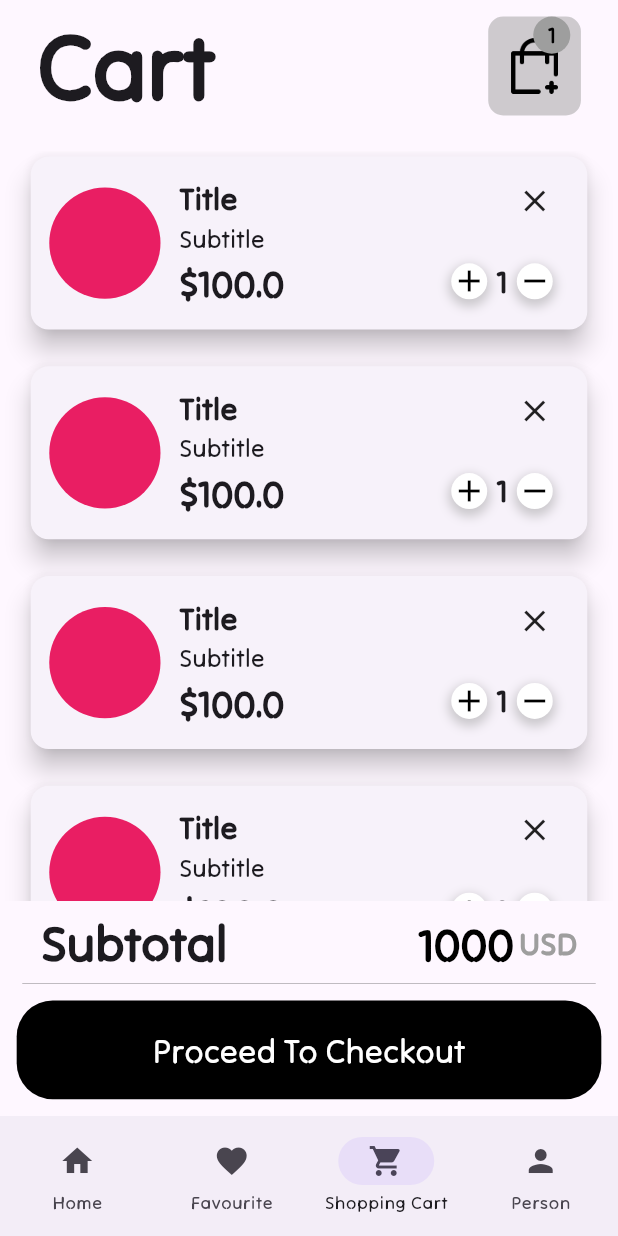
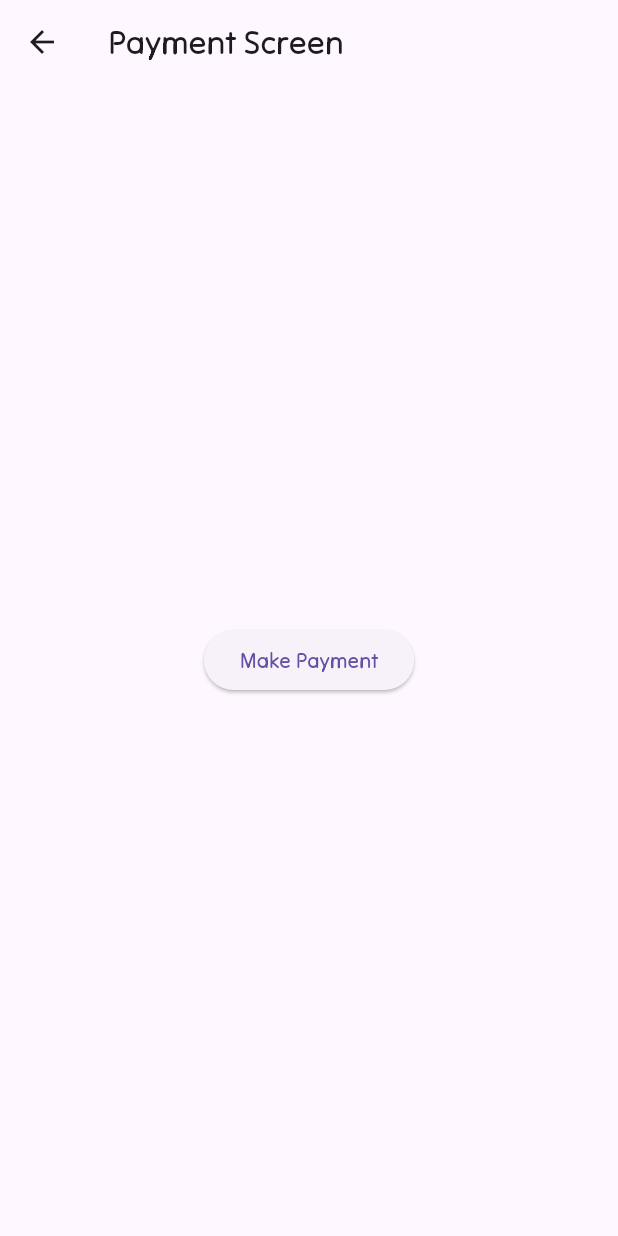
Before and after one commit to MuhammadAhmad338/store, a Flutter app: the screen it shows after launch, item 3 of the bottom bar chosen, after a tap on "Proceed To Checkout", on a phone screen of 412 x 824 dp. Run offline on Flutter 3.47's test engine with Material 2 defaults, Android fonts, the phone set to English and light mode, and no system bars; our stand-ins replace go_router, image_picker, sizer; missing offline and left inert: flutter_stripe.

Commit message:
latest commit

```diff
--- a/lib/main.dart
+++ b/lib/main.dart
@@ -1,4 +1,5 @@
 import 'package:flutter/material.dart';
+import 'package:flutter_stripe/flutter_stripe.dart';
 import 'package:mystore/routes.dart';
 import 'package:mystore/services/cartServices.dart';
 import 'package:mystore/services/favouriteServices.dart';
@@ -11,6 +12,8 @@ import 'package:provider/provider.dart';
 import 'package:sizer/sizer.dart';
 
 void main() {
+  WidgetsFlutterBinding.ensureInitialized();
+  Stripe.publishableKey = "pk_test_51MOnBRDEleESqPoxx9qvKQ2TCHuYB5mUJgnqvvMT10PUqfEfAIsFSeXOQeYl6Be4Xt6m7lJ0VsnuI9H2XVZHRFlI008f4uPYJh";
   runApp(MultiProvider(providers: [
     ChangeNotifierProvider(create: (_) => ThemeService()),
     ChangeNotifierProvider(create: (_) => MainServices()),
--- a/lib/pages/cartPage.dart
+++ b/lib/pages/cartPage.dart
@@ -1,4 +1,5 @@
 import 'package:flutter/material.dart';
+import 'package:mystore/pages/checkOutPage.dart';
 import '../utils/customCard.dart';
 
 class CartPage extends StatelessWidget {
@@ -132,6 +133,7 @@ class CartPage extends StatelessWidget {
             GestureDetector(
                 onTap: () {
                   // Do something
+                  Navigator.of(context).push(MaterialPageRoute(builder: (context) => const CheckPage()));
                 },
                 child: Padding(
                   padding:
--- /dev/null
+++ b/lib/pages/checkOutPage.dart
@@ -0,0 +1,106 @@
+import 'dart:convert';
+import 'package:flutter/material.dart';
+import 'package:flutter_stripe/flutter_stripe.dart';
+import 'package:http/http.dart' as http;
+
+class CheckPage extends StatefulWidget {
+  const CheckPage({super.key});
+
+  @override
+  State<CheckPage> createState() => _CheckPageState();
+}
+
+class _CheckPageState extends State<CheckPage> {
+
+  Map<String, dynamic>? paymentIntent;
+  var secret_key = "sk_test_51MOnBRDEleESqPoxpyGL2mcTXovXfjDXLhLVdTVxlWR9ExDCxiN2VUuqkJo4s713UjgsOOWFfgPvPLntXAFhxm3r004kFJIZoe";
+
+  Future<void> makePayment() async {
+    try {
+      paymentIntent = await createPaymentIntent('10', 'USD');
+    await Stripe.instance.initPaymentSheet(paymentSheetParameters: SetupPaymentSheetParameters(
+      paymentIntentClientSecret: paymentIntent!['client_secret'],
+      style: ThemeMode.dark,
+      merchantDisplayName: 'Adnan'
+    ));
+    displayPaymentSheet();
+    } catch(e, s) {
+       print('exception:$e$s');
+    }
+  }
+
+
+  displayPaymentSheet() async {
+     try {
+     await Stripe.instance.presentPaymentSheet()
+       .then((value) {
+          showDialog(context: context,
+           builder: (_) => const AlertDialog(
+            content: Column(
+              mainAxisSize: MainAxisSize.min,
+              children: [
+                Row(
+                  children: [
+                    Icon(Icons.check_circle, color: Colors.green,),
+                    Text("Payment Successful"),
+                  ],
+                )
+              ],
+            ),
+          ));
+     }).onError((error, stackTrace){
+           print('Error is:--->$error $stackTrace');
+     });
+     paymentIntent = null;
+     } on StripeException catch (e) {
+        print('Error is:---> $e');
+        showDialog(context: context,
+         builder: (_) => const AlertDialog(
+            content: Text("Cancelled "),
+          ));
+     } catch(e) {
+      print("$e");
+     }
+  }
+
+  createPaymentIntent(String amount, String currency) async {
+    Map<String, dynamic> body = {
+       'amount': calculateAmount(amount),
+        'currency': currency,
+        'payment_method_types[]': 'card'
+    };
+    var response = await http.post(
+          Uri.parse('https://api.stripe.com/v1/payment_intents'),
+          headers: {
+            'Authorization': 'Bearer $secret_key',
+            'Content-Type': 'application/x-www-form-urlencoded'
+          },
+          body: body,
+          );
+      // ignore: avoid_print
+      print('Payment Intent Body->>> ${response.body.toString()}');
+      return jsonDecode(response.body);
+  }
+
+  String calculateAmount(String amount) {
+    final calculatedAmout = (int.parse(amount)) * 100 ;
+    return calculatedAmout.toString();
+  }
+
+  @override
+  Widget build(BuildContext context) {
+    return Scaffold(
+      appBar: AppBar(
+        title: const Text('Payment Screen'),
+      ),
+      body:  Center(
+        child: ElevatedButton(
+          onPressed: () async {
+            await makePayment();
+        }, child: const Text("Make Payment"))
+        ),
+      );
+}
+
+
+}
--- a/lib/pages/homePage.dart
+++ b/lib/pages/homePage.dart
@@ -1,3 +1,4 @@
+// ignore_for_file: file_names
 import 'package:flutter/material.dart';
 
 class HomePage extends StatefulWidget {
@@ -14,6 +15,7 @@ class _HomePageState extends State<HomePage> {
   Widget build(BuildContext context) {
     return Scaffold(
         body: SafeArea(
+      child: SingleChildScrollView(
         child: Column(
           crossAxisAlignment: CrossAxisAlignment.start,
           children: [
@@ -68,7 +70,8 @@ class _HomePageState extends State<HomePage> {
                               decoration: const InputDecoration(
                                   hintText: "Search",
                                   hintStyle: TextStyle(
-                                    fontWeight: FontWeight.bold, fontSize: 20),
+                                      fontWeight: FontWeight.bold,
+                                      fontSize: 20),
                                   border: InputBorder.none)),
                         ),
                       ),
@@ -85,8 +88,95 @@ class _HomePageState extends State<HomePage> {
                   style: TextStyle(
                       fontWeight: FontWeight.bold,
                       fontSize: MediaQuery.of(context).size.height * 0.04)),
+            ),
+            SizedBox(height: MediaQuery.of(context).size.height * 0.01),
+            SizedBox(
+              height: MediaQuery.of(context).size.height * 0.10,
+              child: ListView.builder(
+                  scrollDirection: Axis.horizontal,
+                  itemCount: 4,
+                  itemBuilder: (context, index) {
+                    return Padding(
+                      padding: EdgeInsets.only(
+                          left: MediaQuery.of(context).size.height * 0.03),
+                      child: Card(
+                        elevation: 3,
+                        child: Container(
+                            height: MediaQuery.of(context).size.height * 0.7,
+                            width: MediaQuery.of(context).size.height * 0.10,
+                            decoration: BoxDecoration(
+                                color: Colors.pink,
+                                borderRadius: BorderRadius.circular(12))),
+                      ),
+                    );
+                  }),
+            ),
+            SizedBox(height: MediaQuery.of(context).size.height * 0.01),
+            Padding(
+              padding: EdgeInsets.only(
+                  left: MediaQuery.of(context).size.height * 0.04,
+                  top: MediaQuery.of(context).size.height * 0.01),
+              child: Text("Buds",
+                  style: TextStyle(
+                      fontWeight: FontWeight.bold,
+                      fontSize: MediaQuery.of(context).size.height * 0.04)),
+            ),
+            SizedBox(height: MediaQuery.of(context).size.height * 0.01),
+            SizedBox(
+              height: MediaQuery.of(context).size.height * 0.15,
+              child: ListView.builder(
+                  scrollDirection: Axis.horizontal,
+                  itemCount: 10,
+                  itemBuilder: (context, index) {
+                    return Padding(
+                      padding: EdgeInsets.only(
+                          left: MediaQuery.of(context).size.height * 0.03),
+                      child: Card(
+                        elevation: 3,
+                        child: Container(
+                            height: MediaQuery.of(context).size.height * 0.9,
+                            width: MediaQuery.of(context).size.width * 0.30,
+                            decoration: BoxDecoration(
+                                color: Colors.yellow,
+                                borderRadius: BorderRadius.circular(12))),
+                      ),
+                    );
+                  }),
+            ),
+            SizedBox(height: MediaQuery.of(context).size.height * 0.01),
+            Padding(
+              padding: EdgeInsets.only(
+                  left: MediaQuery.of(context).size.height * 0.04,
+                  top: MediaQuery.of(context).size.height * 0.01),
+              child: Text("Trimmer",
+                  style: TextStyle(
+                      fontWeight: FontWeight.bold,
+                      fontSize: MediaQuery.of(context).size.height * 0.04)),
+            ),
+            SizedBox(height: MediaQuery.of(context).size.height * 0.01),
+            SizedBox(
+              height: MediaQuery.of(context).size.height * 0.15,
+              child: ListView.builder(
+                  scrollDirection: Axis.horizontal,
+                  itemCount: 10,
+                  itemBuilder: (context, index) {
+                    return Padding(
+                      padding: EdgeInsets.only(
+                          left: MediaQuery.of(context).size.height * 0.03),
+                      child: Card(
+                        elevation: 3,
+                        child: Container(
+                            height: MediaQuery.of(context).size.height * 0.15,
+                            width: MediaQuery.of(context).size.width * 0.30,
+                            decoration: BoxDecoration(
+                                color: Colors.green,
+                                borderRadius: BorderRadius.circular(12))),
+                      ),
+                    );
+                  }),
             )
           ],
+        ),
       ),
     ));
   }
--- a/lib/pages/signUpPage.dart
+++ b/lib/pages/signUpPage.dart
@@ -3,7 +3,6 @@ import 'package:flutter/material.dart';
 import 'package:mystore/models/user.dart';
 import 'package:provider/provider.dart';
 import 'package:mystore/pages/signInPage.dart';
-
 import '../services/userServices.dart';
 
 class SignUpPage extends StatefulWidget {
@@ -14,6 +13,7 @@ class SignUpPage extends StatefulWidget {
 }
 
 class _SignUpPageState extends State<SignUpPage> {
+
   final GlobalKey<FormState> _formKey = GlobalKey<FormState>();
   final TextEditingController _usernameController = TextEditingController();
   final TextEditingController _passwordController = TextEditingController();
@@ -44,7 +44,6 @@ class _SignUpPageState extends State<SignUpPage> {
                   }
                   return null;
                 },
-
                 decoration: const InputDecoration(
                   labelText: "Username"
                 ),
@@ -113,7 +112,7 @@ class _SignUpPageState extends State<SignUpPage> {
                      child: Text("Sign In", style: TextStyle(
                       fontWeight: FontWeight.bold,
                       fontSize: MediaQuery.of(context).size.height * 0.025
-                                     )),
+                    )),
                    )
                 ],
                )
--- a/lib/services/cartServices.dart
+++ b/lib/services/cartServices.dart
@@ -1,3 +1,4 @@
+// ignore_for_file: file_names
 import 'package:flutter/material.dart';
 import 'package:mystore/models/sneakers.dart';
 
```
Also changed, not shown: 3 other files. Lines whose indentation alone changed are shown as unchanged.
